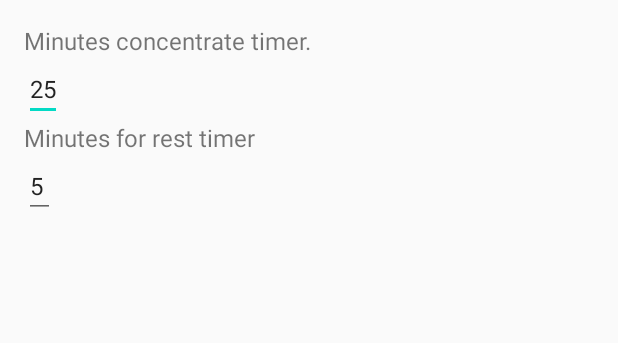
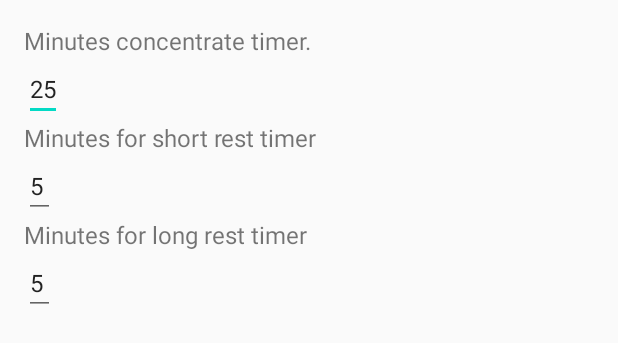
Before and after one commit to Ratiug-99/Pomodoro-Just-Do-It, an Android app: the layout activity_settings.xml on its own in the app's theme, with its tools: preview values and no code run, on a phone screen of 412 x 824 dp. Shown: the top 343 px of the screen. Run offline under Robolectric (Android 15) with nearby library versions, the phone set to English and light mode, and no system bars.

Commit message:
add long_rest_time to SharedPreferencesHelper

```diff
--- a/app/src/main/res/layout/activity_settings.xml
+++ b/app/src/main/res/layout/activity_settings.xml
@@ -34,11 +34,34 @@
 
 
     <TextView
+        android:id="@+id/tv_minutes_short_rest_timer"
+        android:layout_width="wrap_content"
+        android:layout_height="wrap_content"
+        android:textSize="16sp"
+        android:text="@string/minutes_short_rest_timer" />
+    <TextView
+        android:id="@+id/tv_error_short_minutes_rest"
+        android:layout_width="wrap_content"
+        android:layout_height="wrap_content"
+        android:visibility="gone"
+        android:textColor="@color/red"
+        tools:text="error"/>
+
+    <EditText
+        android:id="@+id/et_minutes_short_rest_timer"
+        android:layout_width="wrap_content"
+        android:layout_height="wrap_content"
+        android:textSize="16sp"
+        android:maxLength="2"
+        android:inputType="number"
+        android:text="@string/_5"/>
+
+    <TextView
         android:id="@+id/tv_minutes_rest_timer"
         android:layout_width="wrap_content"
         android:layout_height="wrap_content"
         android:textSize="16sp"
-        android:text="@string/minutes_rest_timer" />
+        android:text="@string/minutes_long_rest_timer" />
     <TextView
         android:id="@+id/tv_error_minutes_rest"
         android:layout_width="wrap_content"
--- a/app/src/main/res/values/strings.xml
+++ b/app/src/main/res/values/strings.xml
@@ -6,6 +6,7 @@
     <string name="settings">Settings</string>
     <string name="minutes_concentrate_timer">Minutes concentrate timer.</string>
     <string name="_25">25</string>
-    <string name="minutes_rest_timer">Minutes for rest timer</string>
+    <string name="minutes_short_rest_timer">Minutes for short rest timer</string>
+    <string name="minutes_long_rest_timer">Minutes for long rest timer</string>
     <string name="_5">5</string>
 </resources>
```
Also changed, not shown: app/src/main/java/com/ratiug/dev/pomodorojustdoit/SharedPreferencesHelper.java (+18 -8 lines).
